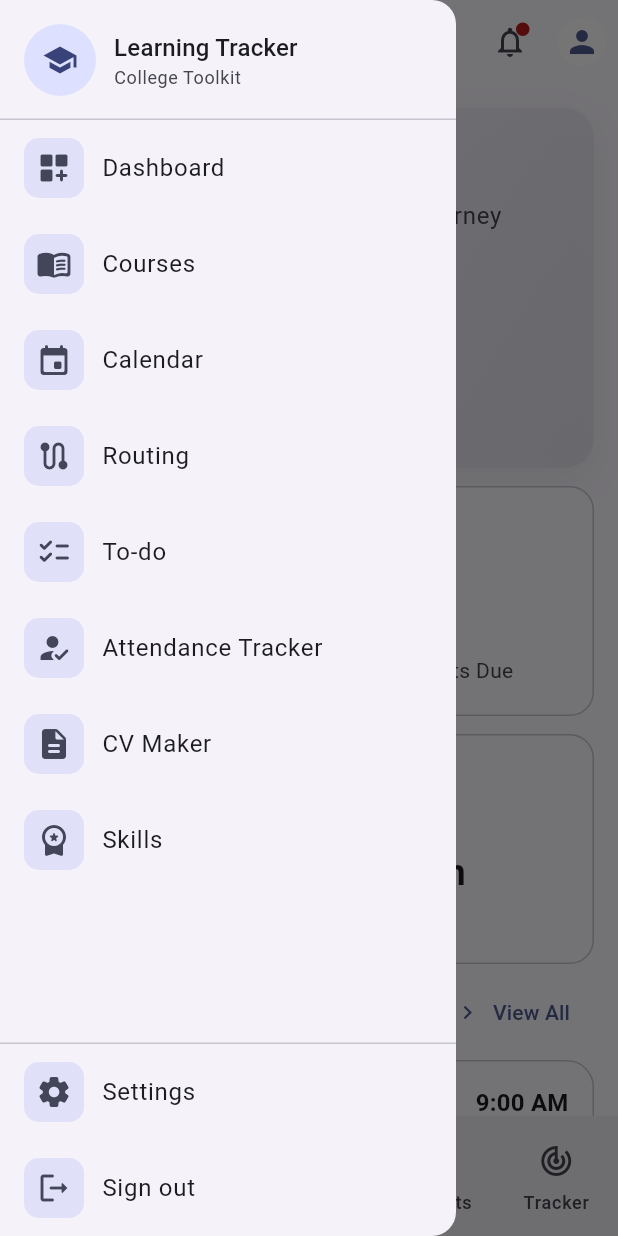
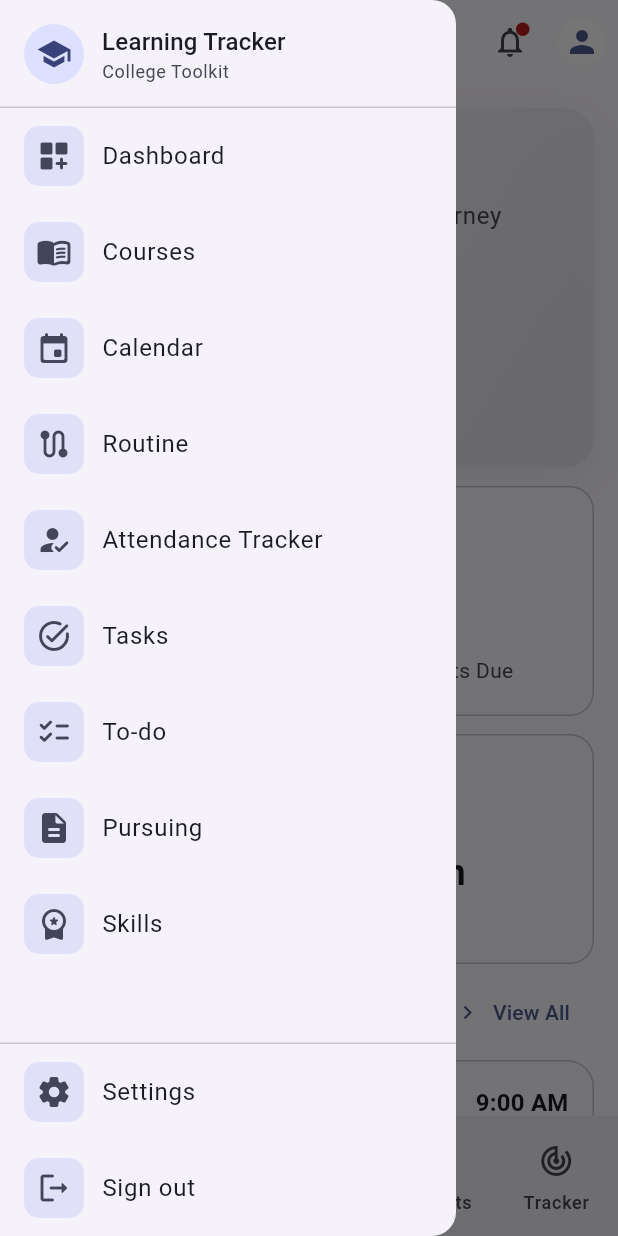
Before and after one commit to LearningSelf01/Learning_Tracker, a Flutter app: the DashboardPage screen opened by its route, with the side drawer open, on a phone screen of 412 x 824 dp. Run offline on Flutter 3.47's test engine with Material 3 defaults, Android fonts, the phone set to English and light mode, and no system bars; our stand-ins replace flutter_riverpod, go_router.

Commit message:
Before Supabase Connect

```diff
--- a/lib/features/student/pages/dashboard_page.dart
+++ b/lib/features/student/pages/dashboard_page.dart
@@ -16,7 +16,7 @@ class DashboardPage extends StatelessWidget {
       children: [
         // Welcome Card
         _WelcomeCard(
-          userName: 'Alex',
+          userName: 'Dear',
           onTakeAssignment: () => context.go(AppRoute.tasks),
           onViewSchedule: () => context.go(AppRoute.calendar),
         ),
--- a/lib/features/student/widgets/app_drawer.dart
+++ b/lib/features/student/widgets/app_drawer.dart
@@ -19,7 +19,6 @@ class AppDrawer extends StatelessWidget {
               child: Row(
                 children: [
                   CircleAvatar(
-                    radius: 24,
                     backgroundColor: cs.primaryContainer,
                     child: Icon(Icons.school, color: cs.onPrimaryContainer),
                   ),
@@ -37,58 +36,21 @@ class AppDrawer extends StatelessWidget {
               ),
             ),
             const Divider(height: 0),
-            _DrawerTile(
-              icon: Icons.dashboard_customize_rounded,
-              label: 'Dashboard',
-              onTap: () => context.go(AppRoute.dashboard),
-            ),
-            _DrawerTile(
-              icon: Icons.menu_book_rounded,
-              label: 'Courses',
-              onTap: () => context.go(AppRoute.courses),
-            ),
-            _DrawerTile(
-              icon: Icons.event_rounded,
-              label: 'Calendar',
-              onTap: () => context.go(AppRoute.calendar),
-            ),
-            _DrawerTile(
-              icon: Icons.route,
-              label: 'Routing',
-              onTap: () => context.go(AppRoute.routing),
-            ),
-            _DrawerTile(
-              icon: Icons.checklist_rounded,
-              label: 'To-do',
-              onTap: () => context.go(AppRoute.tasks),
-            ),
-            _DrawerTile(
-              icon: Icons.how_to_reg_rounded,
-              label: 'Attendance Tracker',
-              onTap: () => context.go(AppRoute.tracker),
-            ),
-            _DrawerTile(
-              icon: Icons.description_rounded,
-              label: 'CV Maker',
-              onTap: () => context.go(AppRoute.cvMaker),
-            ),
-            _DrawerTile(
-              icon: Icons.workspace_premium_rounded,
-              label: 'Skills',
-              onTap: () => context.go(AppRoute.skills),
-            ),
+
+            _DrawerTile(icon: Icons.dashboard_customize_rounded, label: 'Dashboard', onTap: () => context.go(AppRoute.dashboard)),
+            _DrawerTile(icon: Icons.menu_book_rounded, label: 'Courses', onTap: () => context.go(AppRoute.courses)),
+            _DrawerTile(icon: Icons.event_rounded, label: 'Calendar', onTap: () => context.go(AppRoute.calendar)),
+            _DrawerTile(icon: Icons.route, label: 'Routine', onTap: () => context.go(AppRoute.routing)),
+            _DrawerTile(icon: Icons.how_to_reg_rounded, label: 'Attendance Tracker', onTap: () => context.go(AppRoute.tracker)),
+            _DrawerTile(icon: Icons.task_alt_rounded, label: 'Tasks', onTap: () => context.go(AppRoute.tasks)),
+            _DrawerTile(icon: Icons.checklist_rounded, label: 'To-do', onTap: () => context.go(AppRoute.tasks)),
+            _DrawerTile(icon: Icons.description_rounded, label: 'Pursuing', onTap: () => context.go(AppRoute.cvMaker)),
+            _DrawerTile(icon: Icons.workspace_premium_rounded, label: 'Skills', onTap: () => context.go(AppRoute.skills)),
+
             const Spacer(),
             const Divider(height: 0),
-            _DrawerTile(
-              icon: Icons.settings_rounded,
-              label: 'Settings',
-              onTap: () => context.go(AppRoute.settings),
-            ),
-            _DrawerTile(
-              icon: Icons.logout_rounded,
-              label: 'Sign out',
-              onTap: () => context.go(AppRoute.landing),
-            ),
+            _DrawerTile(icon: Icons.settings_rounded, label: 'Settings', onTap: () => context.go(AppRoute.settings)),
+            _DrawerTile(icon: Icons.logout_rounded, label: 'Sign out', onTap: () => context.go(AppRoute.landing)),
           ],
         ),
       ),
```
